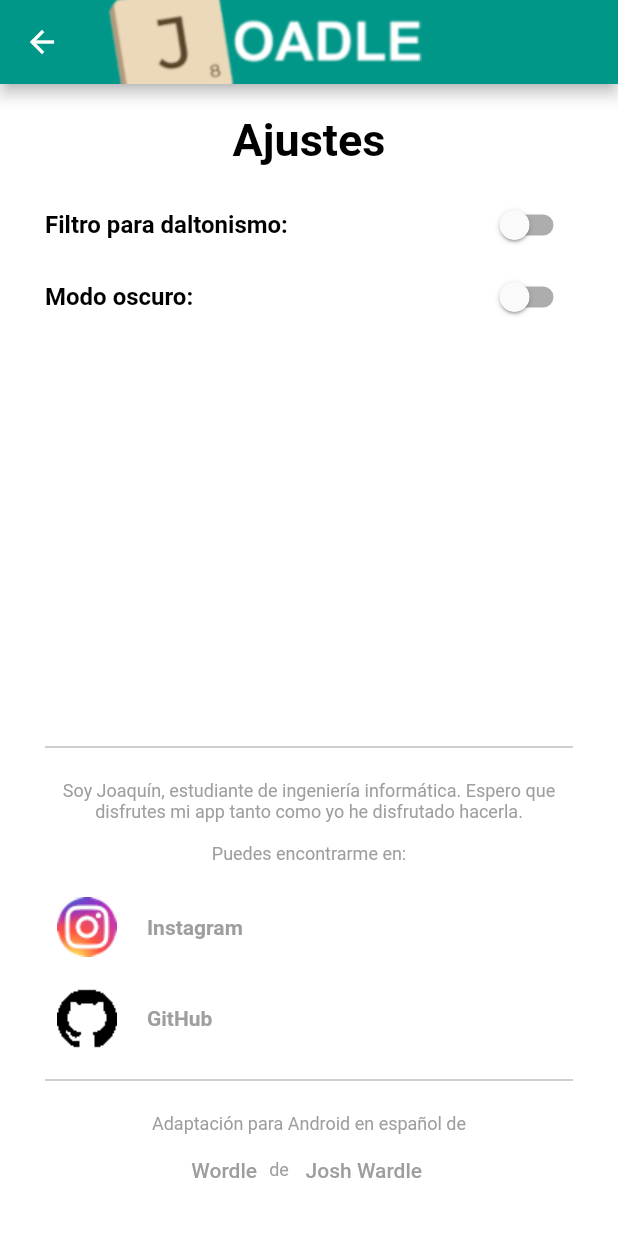
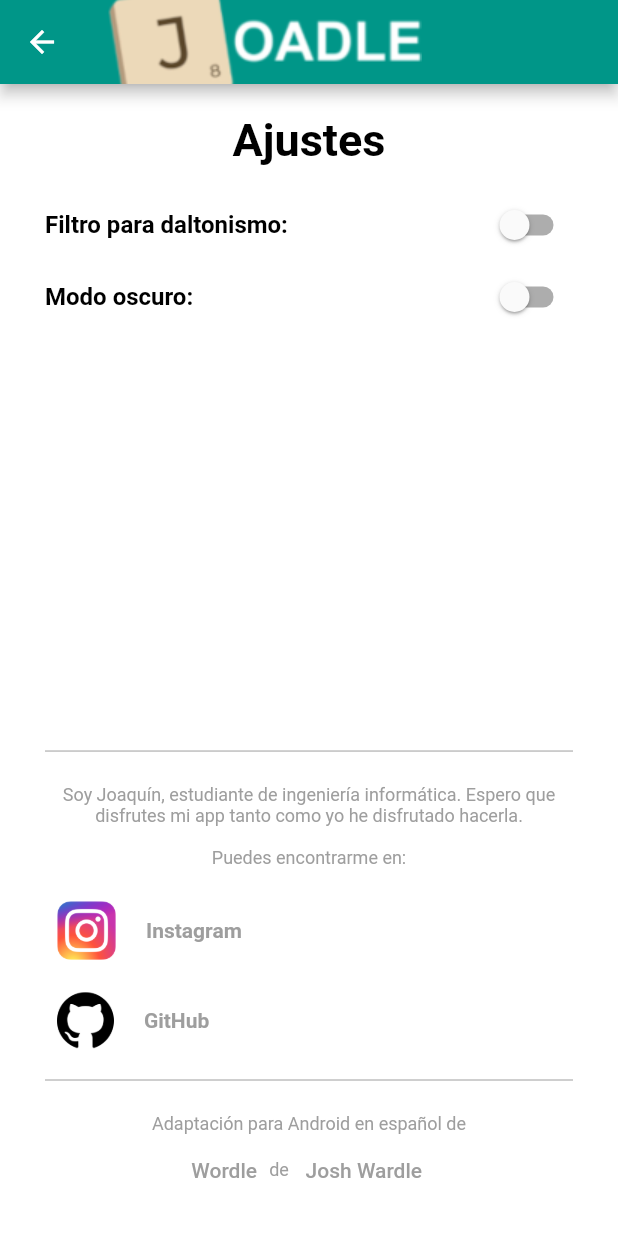
Before and after one commit to joaquinsolla/Encasillado, a Flutter app: the settings_page screen opened directly, on a phone screen of 412 x 824 dp. Run offline on Flutter 3.47's test engine with Material 2 defaults, Android fonts, the phone set to English and light mode, and no system bars; our stand-ins replace flushbar; missing offline and left inert: whatsapp_share; Roboto replaces fonts that are missing (RaleWay).

Commit message:
settings view update

```diff
--- a/TO-DO.txt
+++ b/TO-DO.txt
@@ -9,8 +9,7 @@
 -arreglar exception victory/defeat + settings
 -DALTONISMO emojis
 -rachas
--añadir dividers
--calida fotos iconos compartir etc
+-calidad fotos iconos compartir etc
 
 MODOS DE JUEGO (primero optimizar codigo)
 -contrarreloj de 2mins
--- a/lib/common.dart
+++ b/lib/common.dart
@@ -978,7 +978,7 @@ class settings_page extends StatelessWidget {
                       onPressed: _launchMYINSTAGRAM, child: Row(
                       mainAxisAlignment: MainAxisAlignment.start,
                       children: [
-                        Image.asset('app_files/instagram_logo.png'),
+                        Image.asset('app_files/instagram_logo.png', scale: 19.5,),
                         SizedBox(width: 20,),
                         Text(
                           "Instagram",
@@ -1000,7 +1000,7 @@ class settings_page extends StatelessWidget {
                       onPressed: _launchMYGITHUB, child: Row(
                       mainAxisAlignment: MainAxisAlignment.start,
                       children: [
-                        Image.asset(githubLogo),
+                        Image.asset(githubLogo, scale: 13.5,),
                         SizedBox(width: 20,),
                         Text(
                           "GitHub",
```
Also changed, not shown: app_files/github_logo.png, app_files/github_logo_BLACK.png, app_files/instagram_logo.png.
